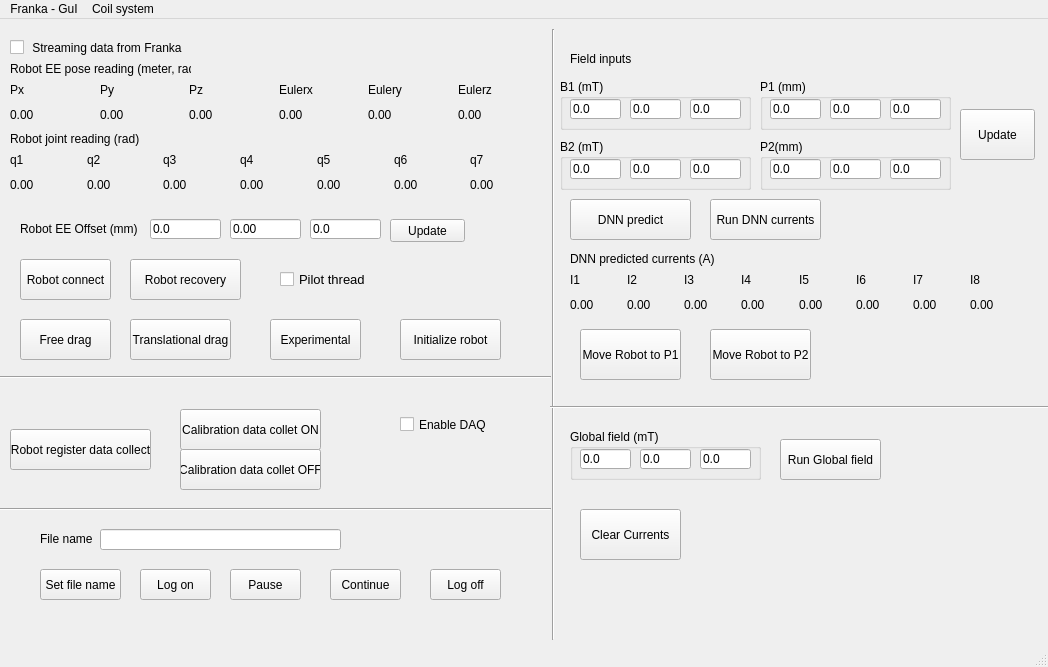
Before: the Qt Designer form mainwindow.ui in erikfredin/FrankaEmikaGUI, drawn with Qt 5.
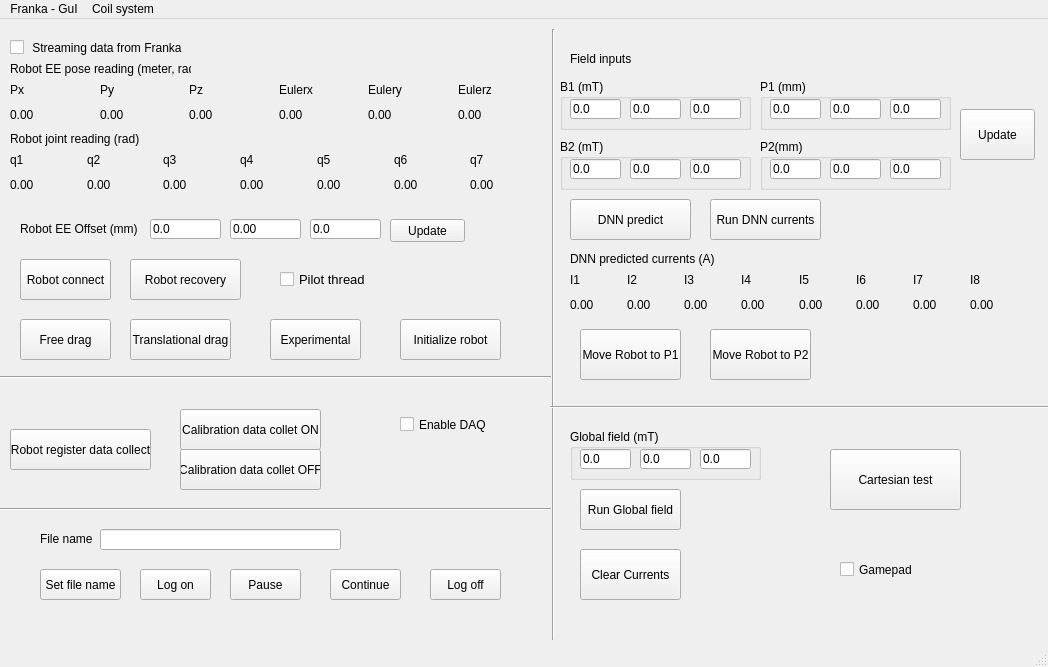
After: the same form once the commit is applied.

Patch:
```diff
--- a/mainwindow.ui
+++ b/mainwindow.ui
@@ -581,7 +581,7 @@
     <property name="geometry">
      <rect>
       <x>580</x>
-      <y>490</y>
+      <y>530</y>
       <width>101</width>
       <height>51</height>
      </rect>
@@ -1145,8 +1145,8 @@
    <widget class="QPushButton" name="pushButton_runGlobalField">
     <property name="geometry">
      <rect>
-      <x>780</x>
-      <y>420</y>
+      <x>580</x>
+      <y>470</y>
       <width>101</width>
       <height>41</height>
      </rect>
@@ -1155,6 +1155,32 @@
      <string>Run Global field</string>
     </property>
    </widget>
+   <widget class="QPushButton" name="pushButton_Cartesiantest">
+    <property name="geometry">
+     <rect>
+      <x>830</x>
+      <y>430</y>
+      <width>131</width>
+      <height>61</height>
+     </rect>
+    </property>
+    <property name="text">
+     <string>Cartesian test</string>
+    </property>
+   </widget>
+   <widget class="QCheckBox" name="checkBox_controllerEnable">
+    <property name="geometry">
+     <rect>
+      <x>840</x>
+      <y>540</y>
+      <width>81</width>
+      <height>21</height>
+     </rect>
+    </property>
+    <property name="text">
+     <string>Gamepad</string>
+    </property>
+   </widget>
   </widget>
   <widget class="QMenuBar" name="menubar">
    <property name="geometry">
```
